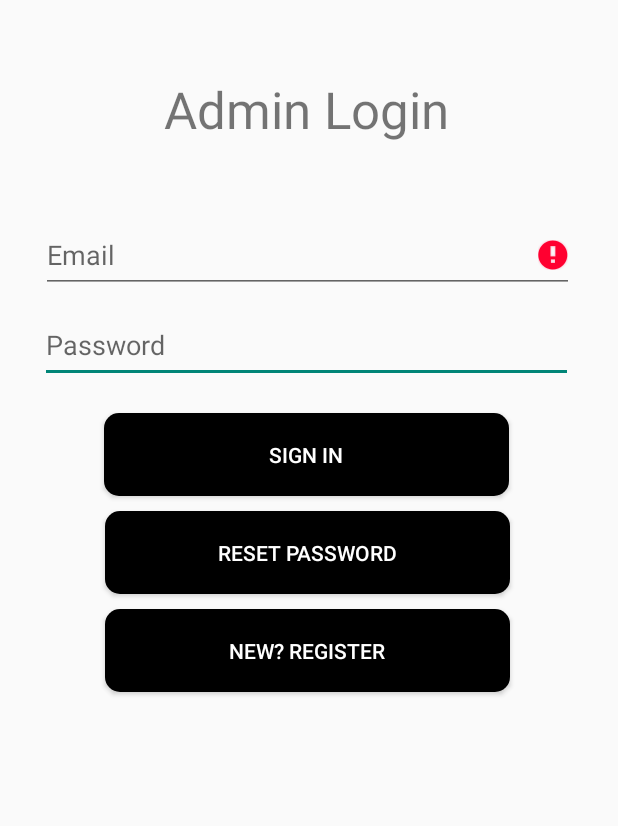
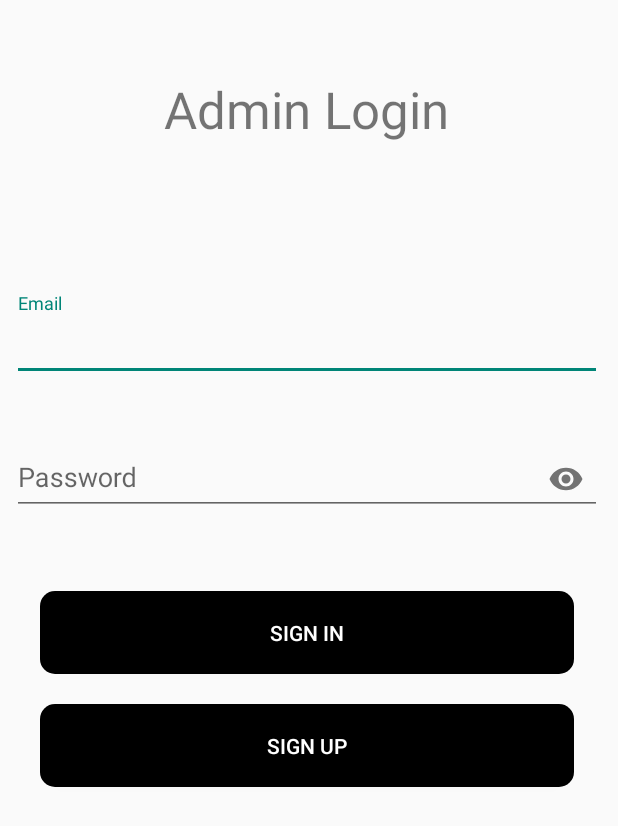
Before and after one commit to DanTheT/RailwayReservation, an Android app: the screen it shows after launch (AdminLogin), after a tap on "ADMIN LOGIN", on a phone screen of 412 x 824 dp. Shown: the top 826 px of the screen. Run offline under Robolectric (Android 15) with nearby library versions, the phone set to English and light mode, and no system bars; our stand-ins replace Firebase (no records; nobody signed in at launch, a user with empty details on screens opened directly).

Commit message:
Committed new adjustments

```diff
--- a/app/src/main/java/com/example/railwayreservation/admin/login/AdminLoginFragment.kt
+++ b/app/src/main/java/com/example/railwayreservation/admin/login/AdminLoginFragment.kt
@@ -14,6 +14,8 @@ import androidx.navigation.Navigation
 import com.example.railwayreservation.R
 import com.example.railwayreservation.admin.AdminMainFragment
 import com.example.railwayreservation.databinding.FragmentAdminLoginBinding
+import com.google.android.material.textfield.TextInputEditText
+import com.google.android.material.textfield.TextInputLayout
 import com.google.firebase.auth.FirebaseAuth
 import com.google.firebase.auth.ktx.auth
 import com.google.firebase.ktx.Firebase
@@ -25,8 +27,10 @@ class AdminLoginFragment : Fragment(), View.OnClickListener {
     private lateinit var firebaseAuth: FirebaseAuth
     private lateinit var navController: NavController
 
-    private lateinit var adminEmail: EditText
-    private lateinit var adminPassword: EditText
+    private lateinit var adminEmail: TextInputEditText
+    private lateinit var emailLayout: TextInputLayout
+    private lateinit var adminPassword: TextInputEditText
+    private lateinit var passwordLayout: TextInputLayout
 
     override fun onCreate(savedInstanceState: Bundle?) {
         super.onCreate(savedInstanceState)
@@ -38,12 +42,12 @@ class AdminLoginFragment : Fragment(), View.OnClickListener {
     ): View? {
         _binding = FragmentAdminLoginBinding.inflate(inflater, container, false)
 
+        emailLayout = binding.emailTxtLayout
         adminEmail = binding.inputEmailTxt
-        adminPassword = binding.inputPassTxt
+        adminPassword = binding.inputPasswordTxt
+        passwordLayout = binding.passwordTxtLayout
 
         firebaseAuth = Firebase.auth
-
-        checkEmptyInput()
 
         return binding.root
     }
@@ -71,10 +75,10 @@ class AdminLoginFragment : Fragment(), View.OnClickListener {
     private fun checkEmptyInput() {
         when {
             TextUtils.isEmpty(adminEmail.text.toString().trim()) -> {
-                adminEmail.error = "Please a valid email"
+                adminEmail.error = getString(R.string.email_empty)
             }
             TextUtils.isEmpty(adminPassword.text.toString().trim()) -> {
-                adminPassword.error = "Please enter password"
+                adminPassword.error = getString(R.string.password_empty)
             }
 
             adminEmail.text.toString().isNotEmpty() &&
@@ -83,12 +87,11 @@ class AdminLoginFragment : Fragment(), View.OnClickListener {
                 if (adminEmail.text.toString().matches(Regex("[a-zA-Z0-9._-]+@[a-z]+\\.+[a-z]+"))) {
                     if (adminPassword.text.toString().length >= 6) {
                         signInFromFirebase()
-                        Toast.makeText(context, "Login Successfully", Toast.LENGTH_SHORT).show()
                     } else {
-                        adminPassword.error = "Please enter at least 6 characters"
+                        adminPassword.error = getString(R.string.password_length)
                     }
                 } else {
-                    adminEmail.error = "Enter a valid email address"
+                    adminEmail.error = getString(R.string.valid_email)
                 }
             }
         }
--- a/app/src/main/res/layout/fragment_admin_login.xml
+++ b/app/src/main/res/layout/fragment_admin_login.xml
@@ -1,9 +1,9 @@
 <?xml version="1.0" encoding="utf-8"?>
 <androidx.constraintlayout.widget.ConstraintLayout xmlns:android="http://schemas.android.com/apk/res/android"
+    xmlns:app="http://schemas.android.com/apk/res-auto"
     xmlns:tools="http://schemas.android.com/tools"
     android:layout_width="match_parent"
     android:layout_height="match_parent"
-    xmlns:app="http://schemas.android.com/apk/res-auto"
     tools:context=".admin.login.AdminLoginFragment">
 
     <TextView
@@ -18,67 +18,72 @@
         app:layout_constraintStart_toStartOf="parent"
         app:layout_constraintTop_toTopOf="parent" />
 
-    <EditText
-        android:id="@+id/input_pass_txt"
-        android:layout_width="355dp"
-        android:layout_height="50dp"
-        android:layout_marginTop="10dp"
-        android:autofillHints="password"
-        android:ems="10"
-        android:hint="@string/prompt_password"
-        android:inputType="textPassword"
-        app:layout_constraintEnd_toEndOf="parent"
-        app:layout_constraintHorizontal_bias="0.497"
-        app:layout_constraintStart_toStartOf="parent"
-        app:layout_constraintTop_toBottomOf="@+id/input_email_txt" />
-
-    <EditText
-        android:id="@+id/input_email_txt"
-        android:layout_width="355dp"
-        android:layout_height="50dp"
-        android:layout_marginTop="50dp"
-        android:autofillHints="username"
-        android:ems="10"
+    <com.google.android.material.textfield.TextInputLayout
+        android:id="@+id/email_txt_layout"
+        android:layout_width="match_parent"
+        android:layout_height="wrap_content"
+        android:layout_marginStart="8dp"
+        android:layout_marginTop="100dp"
+        android:layout_marginEnd="8dp"
         android:hint="@string/prompt_email"
-        android:inputType="textEmailAddress"
+        app:errorEnabled="true"
         app:layout_constraintEnd_toEndOf="parent"
         app:layout_constraintStart_toStartOf="parent"
-        app:layout_constraintTop_toBottomOf="@+id/textView" />
+        app:layout_constraintTop_toBottomOf="@+id/textView"
+        >
+
+        <com.google.android.material.textfield.TextInputEditText
+            android:id="@+id/input_email_txt"
+            android:layout_width="match_parent"
+            android:layout_height="wrap_content"
+            android:minHeight="48dp" />
+    </com.google.android.material.textfield.TextInputLayout>
+
+    <com.google.android.material.textfield.TextInputLayout
+        android:id="@+id/password_txt_layout"
+        android:layout_width="match_parent"
+        android:layout_height="wrap_content"
+        android:layout_marginStart="8dp"
+        android:layout_marginTop="10dp"
+        android:layout_marginEnd="8dp"
+        android:hint="@string/prompt_password"
+        app:errorEnabled="true"
+        app:layout_constraintEnd_toEndOf="parent"
+        app:layout_constraintStart_toStartOf="parent"
+        app:layout_constraintTop_toBottomOf="@+id/email_txt_layout"
+        app:endIconMode="password_toggle">
+
+        <com.google.android.material.textfield.TextInputEditText
+            android:id="@+id/input_password_txt"
+            android:layout_width="match_parent"
+            android:layout_height="wrap_content"
+            android:inputType="textPassword"
+            android:minHeight="48dp" />
+    </com.google.android.material.textfield.TextInputLayout>
 
     <Button
         android:id="@+id/signInBtn"
-        android:layout_width="270dp"
+        android:layout_width="356dp"
         android:layout_height="55dp"
-        android:layout_marginTop="20dp"
+        android:layout_marginTop="30dp"
+        android:background="@drawable/rounded_corner"
         android:text="@string/action_sign_in"
-        android:background="@drawable/rounded_corner"
         android:textColor="@color/white"
         app:layout_constraintEnd_toEndOf="parent"
         app:layout_constraintHorizontal_bias="0.498"
         app:layout_constraintStart_toStartOf="parent"
-        app:layout_constraintTop_toBottomOf="@+id/input_pass_txt" />
-
-    <Button
-        android:id="@+id/resetPassBtn"
-        android:layout_width="270dp"
-        android:layout_height="55dp"
-        android:layout_marginTop="10dp"
-        android:text="@string/reset_password"
-        android:background="@drawable/rounded_corner"
-        android:textColor="@color/white"
-        app:layout_constraintEnd_toEndOf="parent"
-        app:layout_constraintStart_toStartOf="parent"
-        app:layout_constraintTop_toBottomOf="@+id/signInBtn" />
+        app:layout_constraintTop_toBottomOf="@+id/password_txt_layout" />
 
     <Button
         android:id="@+id/registerBtn"
-        android:layout_width="270dp"
+        android:layout_width="356dp"
         android:layout_height="55dp"
-        android:layout_marginTop="10dp"
+        android:layout_marginTop="20dp"
+        android:background="@drawable/rounded_corner"
         android:text="@string/register_acc"
-        android:background="@drawable/rounded_corner"
         android:textColor="@color/white"
         app:layout_constraintEnd_toEndOf="parent"
+        app:layout_constraintHorizontal_bias="0.496"
         app:layout_constraintStart_toStartOf="parent"
-        app:layout_constraintTop_toBottomOf="@+id/resetPassBtn" />
+        app:layout_constraintTop_toBottomOf="@+id/signInBtn" />
 </androidx.constraintlayout.widget.ConstraintLayout>
--- a/app/src/main/res/values/strings.xml
+++ b/app/src/main/res/values/strings.xml
@@ -1,5 +1,11 @@
 <resources>
     <string name="app_name">RailwayReservation</string>
+
+    //
+    <string name="email_empty">Please enter your email</string>
+    <string name="valid_email">Please enter a valid email address</string>
+    <string name="password_empty">Please enter a password</string>
+    <string name="password_length">Please enter at least 6 characters</string>
 
     //admin login
     <string name="title_activity_admin_login">Login</string>
@@ -9,7 +15,7 @@
     <string name="action_sign_in">Sign in</string>
     <string name="login_failed">"Login failed"</string>
     <string name="reset_password">Reset Password</string>
-    <string name="register_acc">New? Register</string>
+    <string name="register_acc">Sign Up</string>
     <string name="background_photo_contentDesc">train background photo</string>
     <string name="btn_train_manage">Train Management</string>
     <string name="btn_train_announce">Announcement Management</string>
```
